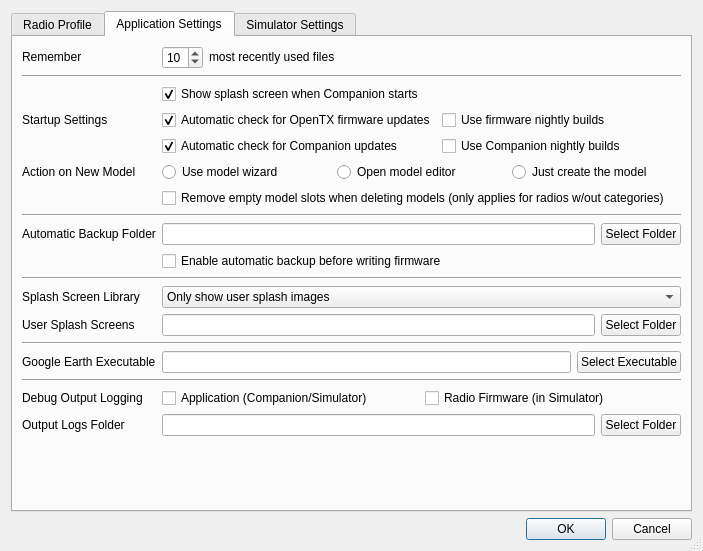
First picture: the form in companion/src/apppreferencesdialog.ui, repository opentx/opentx, before the edit.
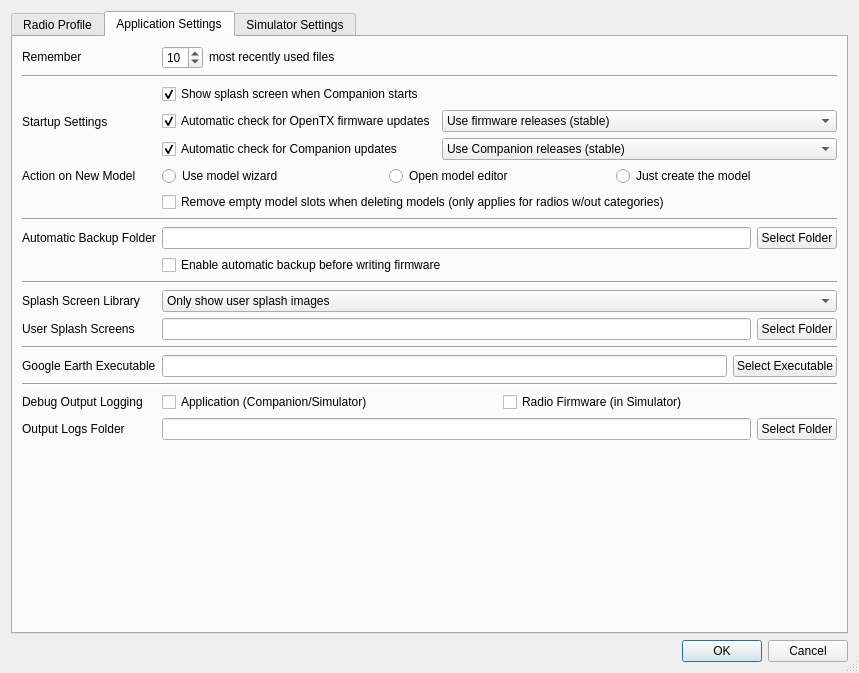
Second picture: the form after the edit. The open tabs and pages were chosen to show the change.

Commit message:
A 3rd branch for RC compilation (#5441)
A 3rd branch for RC compilation

Patch:
```diff
--- a/companion/src/apppreferencesdialog.ui
+++ b/companion/src/apppreferencesdialog.ui
@@ -6,8 +6,8 @@
    <rect>
     <x>0</x>
     <y>0</y>
-    <width>703</width>
-    <height>534</height>
+    <width>859</width>
+    <height>673</height>
    </rect>
   </property>
   <property name="sizePolicy">
@@ -768,26 +768,6 @@
          </property>
          <item row="7" column="1">
           <layout class="QGridLayout" name="gridLayout_6">
-           <item row="1" column="1">
-            <widget class="QCheckBox" name="useCompanionNightlyBuilds">
-             <property name="text">
-              <string>Use Companion nightly builds</string>
-             </property>
-             <property name="checked">
-              <bool>false</bool>
-             </property>
-            </widget>
-           </item>
-           <item row="0" column="1">
-            <widget class="QCheckBox" name="useFirmwareNightlyBuilds">
-             <property name="text">
-              <string>Use firmware nightly builds</string>
-             </property>
-             <property name="checked">
-              <bool>false</bool>
-             </property>
-            </widget>
-           </item>
            <item row="0" column="0">
             <widget class="QCheckBox" name="autoCheckFirmware">
              <property name="text">
@@ -808,6 +788,56 @@
              </property>
             </widget>
            </item>
+           <item row="0" column="1">
+            <widget class="QComboBox" name="firmwareBranch">
+             <property name="sizePolicy">
+              <sizepolicy hsizetype="Expanding" vsizetype="Fixed">
+               <horstretch>0</horstretch>
+               <verstretch>0</verstretch>
+              </sizepolicy>
+             </property>
+             <item>
+              <property name="text">
+               <string>Use firmware releases (stable)</string>
+              </property>
+             </item>
+             <item>
+              <property name="text">
+               <string>Use firmware releases and release candidates (testing)</string>
+              </property>
+             </item>
+             <item>
+              <property name="text">
+               <string>Use firmware nightly builds (unstable)</string>
+              </property>
+             </item>
+            </widget>
+           </item>
+           <item row="1" column="1">
+            <widget class="QComboBox" name="companionBranch">
+             <property name="sizePolicy">
+              <sizepolicy hsizetype="Expanding" vsizetype="Fixed">
+               <horstretch>0</horstretch>
+               <verstretch>0</verstretch>
+              </sizepolicy>
+             </property>
+             <item>
+              <property name="text">
+               <string>Use Companion releases (stable)</string>
+              </property>
+             </item>
+             <item>
+              <property name="text">
+               <string>Use Companion release and release candidates (testing)</string>
+              </property>
+             </item>
+             <item>
+              <property name="text">
+               <string>Use Companion nightly builds (unstable)</string>
+              </property>
+             </item>
+            </widget>
+           </item>
           </layout>
          </item>
          <item row="3" column="1">
```
Left out of the diff: 28 changed lines with no effect on the pictures. The commit also changes 7 other files.
